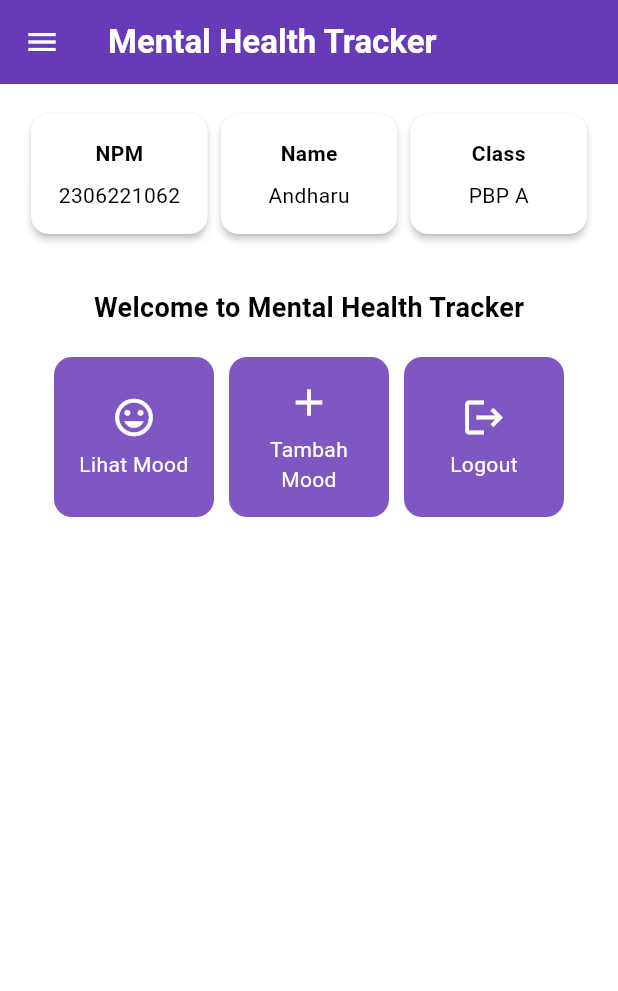
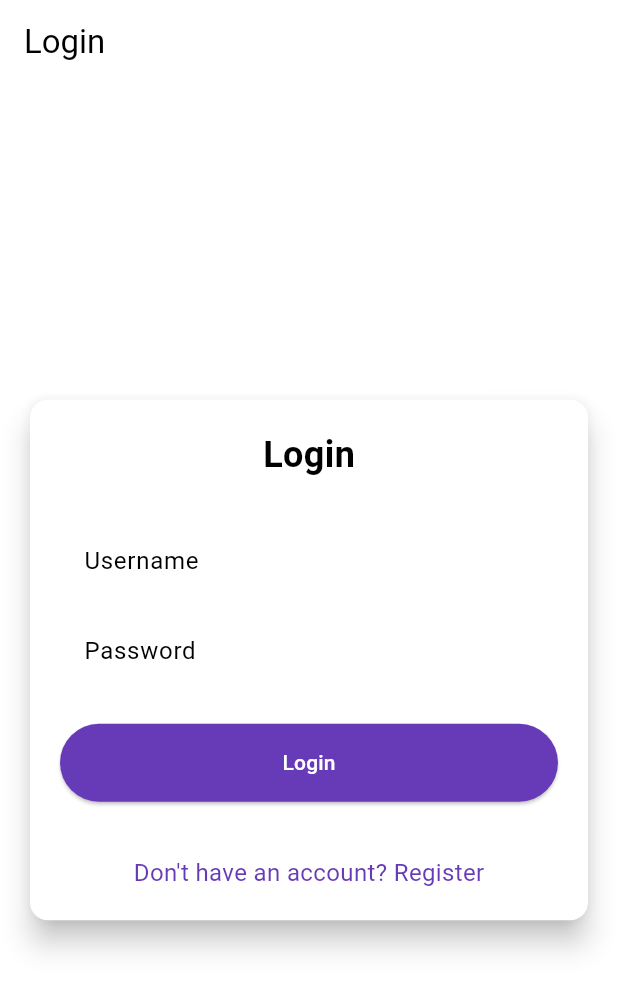
Before and after one commit to diabeteskronis/mental-health-tracker-mobile., a Flutter app: the screen it shows after launch, on a phone screen of 412 x 824 dp. Shown: the top 991 px of the screen. Run offline on Flutter 3.47's test engine with Material 3 defaults, Android fonts, the phone set to English and light mode, and no system bars; missing offline and left inert: pbp_django_auth.

Commit message:
done tutorial 8

```diff
--- a/lib/main.dart
+++ b/lib/main.dart
@@ -1,5 +1,7 @@
 import 'package:flutter/material.dart';
-import 'package:mental_health_tracker/screens/menu.dart';
+import 'package:pbp_django_auth/pbp_django_auth.dart';
+import 'package:provider/provider.dart';
+import 'package:mental_health_tracker/screens/login.dart';
 
 void main() {
   runApp(const MyApp());
@@ -8,32 +10,21 @@ void main() {
 class MyApp extends StatelessWidget {
   const MyApp({super.key});
 
-  // This widget is the root of your application.
   @override
   Widget build(BuildContext context) {
-    return MaterialApp(
+    return Provider(
+        create: (_) {
+          CookieRequest request = CookieRequest();
+          return request;
+        },
+        child: MaterialApp(
           title: 'Flutter Demo',
           theme: ThemeData(
-        // This is the theme of your application.
-        //
-        // TRY THIS: Try running your application with "flutter run". You'll see
-        // the application has a purple toolbar. Then, without quitting the app,
-        // try changing the seedColor in the colorScheme below to Colors.green
-        // and then invoke "hot reload" (save your changes or press the "hot
-        // reload" button in a Flutter-supported IDE, or press "r" if you used
-        // the command line to start the app).
-        //
-        // Notice that the counter didn't reset back to zero; the application
-        // state is not lost during the reload. To reset the state, use hot
-        // restart instead.
-        //
-        // This works for code too, not just values: Most code changes can be
-        // tested with just a hot reload.
             colorScheme: ColorScheme.fromSwatch(
               primarySwatch: Colors.deepPurple,
             ).copyWith(secondary: Colors.deepPurple[400]),
           ),
-      home: MyHomePage(),
-    );
+          home: const LoginPage(),
+        ));
   }
 }
--- /dev/null
+++ b/lib/screens/login.dart
@@ -0,0 +1,181 @@
+import 'package:mental_health_tracker/screens/menu.dart';
+import 'package:flutter/material.dart';
+import 'package:pbp_django_auth/pbp_django_auth.dart';
+import 'package:provider/provider.dart';
+import 'package:mental_health_tracker/screens/register.dart';
+
+void main() {
+  runApp(const LoginApp());
+}
+
+class LoginApp extends StatelessWidget {
+  const LoginApp({super.key});
+
+  @override
+  Widget build(BuildContext context) {
+    return MaterialApp(
+      title: 'Login',
+      theme: ThemeData(
+        useMaterial3: true,
+        colorScheme: ColorScheme.fromSwatch(
+          primarySwatch: Colors.deepPurple,
+        ).copyWith(secondary: Colors.deepPurple[400]),
+      ),
+      home: const LoginPage(),
+    );
+  }
+}
+
+class LoginPage extends StatefulWidget {
+  const LoginPage({super.key});
+
+  @override
+  State<LoginPage> createState() => _LoginPageState();
+}
+
+class _LoginPageState extends State<LoginPage> {
+  final TextEditingController _usernameController = TextEditingController();
+  final TextEditingController _passwordController = TextEditingController();
+
+  @override
+  Widget build(BuildContext context) {
+    final request = context.watch<CookieRequest>();
+
+    return Scaffold(
+      appBar: AppBar(
+        title: const Text('Login'),
+      ),
+      body: Center(
+        child: SingleChildScrollView(
+          padding: const EdgeInsets.all(16.0),
+          child: Card(
+            elevation: 8,
+            shape: RoundedRectangleBorder(
+              borderRadius: BorderRadius.circular(12.0),
+            ),
+            child: Padding(
+              padding: const EdgeInsets.all(20.0),
+              child: Column(
+                mainAxisSize: MainAxisSize.min,
+                children: [
+                  const Text(
+                    'Login',
+                    style: TextStyle(
+                      fontSize: 24.0,
+                      fontWeight: FontWeight.bold,
+                    ),
+                  ),
+                  const SizedBox(height: 30.0),
+                  TextField(
+                    controller: _usernameController,
+                    decoration: const InputDecoration(
+                      labelText: 'Username',
+                      hintText: 'Enter your username',
+                      border: OutlineInputBorder(
+                        borderRadius: BorderRadius.all(Radius.circular(12.0)),
+                      ),
+                      contentPadding:
+                          EdgeInsets.symmetric(horizontal: 12.0, vertical: 8.0),
+                    ),
+                  ),
+                  const SizedBox(height: 12.0),
+                  TextField(
+                    controller: _passwordController,
+                    decoration: const InputDecoration(
+                      labelText: 'Password',
+                      hintText: 'Enter your password',
+                      border: OutlineInputBorder(
+                        borderRadius: BorderRadius.all(Radius.circular(12.0)),
+                      ),
+                      contentPadding:
+                          EdgeInsets.symmetric(horizontal: 12.0, vertical: 8.0),
+                    ),
+                    obscureText: true,
+                  ),
+                  const SizedBox(height: 24.0),
+                  ElevatedButton(
+                    onPressed: () async {
+                      String username = _usernameController.text;
+                      String password = _passwordController.text;
+
+                      // Cek kredensial
+                      // TODO: Ganti URL dan jangan lupa tambahkan trailing slash (/) di akhir URL!
+                      // Untuk menyambungkan Android emulator dengan Django pada localhost,
+                      // gunakan URL http://10.0.2.2/
+                      final response = await request
+                          .login("http://127.0.0.1:8000/auth/login/", {
+                        'username': username,
+                        'password': password,
+                      });
+
+                      if (request.loggedIn) {
+                        String message = response['message'];
+                        String uname = response['username'];
+                        if (context.mounted) {
+                          Navigator.pushReplacement(
+                            context,
+                            MaterialPageRoute(
+                                builder: (context) => MyHomePage()),
+                          );
+                          ScaffoldMessenger.of(context)
+                            ..hideCurrentSnackBar()
+                            ..showSnackBar(
+                              SnackBar(
+                                  content:
+                                      Text("$message Selamat datang, $uname.")),
+                            );
+                        }
+                      } else {
+                        if (context.mounted) {
+                          showDialog(
+                            context: context,
+                            builder: (context) => AlertDialog(
+                              title: const Text('Login Gagal'),
+                              content: Text(response['message']),
+                              actions: [
+                                TextButton(
+                                  child: const Text('OK'),
+                                  onPressed: () {
+                                    Navigator.pop(context);
+                                  },
+                                ),
+                              ],
+                            ),
+                          );
+                        }
+                      }
+                    },
+                    style: ElevatedButton.styleFrom(
+                      foregroundColor: Colors.white,
+                      minimumSize: Size(double.infinity, 50),
+                      backgroundColor: Theme.of(context).colorScheme.primary,
+                      padding: const EdgeInsets.symmetric(vertical: 16.0),
+                    ),
+                    child: const Text('Login'),
+                  ),
+                  const SizedBox(height: 36.0),
+                  GestureDetector(
+                    onTap: () {
+                      Navigator.push(
+                        context,
+                        MaterialPageRoute(
+                            builder: (context) => const RegisterPage()),
+                      );
+                    },
+                    child: Text(
+                      'Don\'t have an account? Register',
+                      style: TextStyle(
+                        color: Theme.of(context).colorScheme.primary,
+                        fontSize: 16.0,
+                      ),
+                    ),
+                  ),
+                ],
+              ),
+            ),
+          ),
+        ),
+      ),
+    );
+  }
+}
--- a/pubspec.yaml
+++ b/pubspec.yaml
@@ -35,6 +35,9 @@ dependencies:
   # The following adds the Cupertino Icons font to your application.
   # Use with the CupertinoIcons class for iOS style icons.
   cupertino_icons: ^1.0.8
+  provider: ^6.1.2
+  pbp_django_auth: ^0.4.0
+  http: ^1.2.2
 
 dev_dependencies:
   flutter_test:
```
Also changed, not shown: lib/models/mood_entry.dart (added, +68 -0 lines), lib/screens/list_moodentry.dart (added, +90 -0 lines), lib/screens/moodentry_form.dart (+35 -27 lines), lib/screens/register.dart (added, +165 -0 lines), lib/widgets/left_drawer.dart (+12 -0 lines), lib/widgets/mood_card.dart (+45 -2 lines), pubspec.lock, 2 other files. Lines whose indentation alone changed are shown as unchanged.
